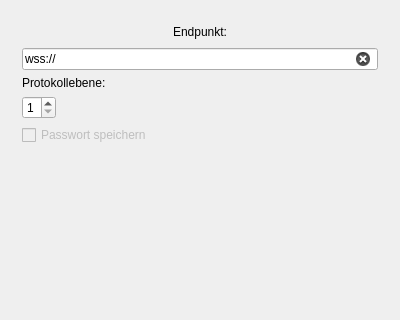
Before: the Qt Designer form Dialoge/DlgHaupt.ui in QAlarm/Klient, drawn with Qt 5; both pictures show x 0 to 400 and y 0 to 320 of the 400 by 473 pixel window.
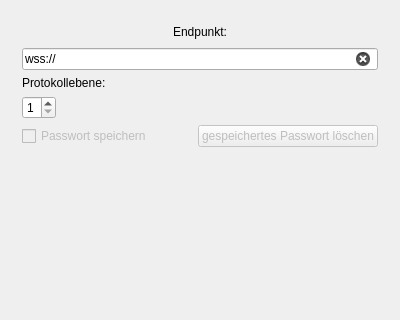
After: the same form once the commit is applied. The open tabs and pages were chosen to show the change.

Commit message: - Das gespeicherte Passwort kann jetzt auch gelöscht werden.

Patch:
```diff
--- a/Dialoge/DlgHaupt.ui
+++ b/Dialoge/DlgHaupt.ui
@@ -231,6 +231,8 @@
          </layout>
         </item>
         <item>
+         <layout class="QHBoxLayout" name="horizontalLayout_4">
+          <item>
          <widget class="QCheckBox" name="cbPasswortSpeichern">
           <property name="enabled">
            <bool>false</bool>
@@ -239,6 +241,31 @@
            <string>Passwort speichern</string>
           </property>
          </widget>
+          </item>
+          <item>
+           <spacer name="horizontalSpacer_7">
+            <property name="orientation">
+             <enum>Qt::Horizontal</enum>
+            </property>
+            <property name="sizeHint" stdset="0">
+             <size>
+              <width>40</width>
+              <height>20</height>
+             </size>
+            </property>
+           </spacer>
+          </item>
+          <item>
+           <widget class="QPushButton" name="sfPasswortLoeschen">
+            <property name="enabled">
+             <bool>false</bool>
+            </property>
+            <property name="text">
+             <string>gespeichertes Passwort löschen</string>
+            </property>
+           </widget>
+          </item>
+         </layout>
         </item>
         <item>
          <spacer name="verticalSpacer_2">
```
Lines whose indentation alone changed are shown as unchanged. The commit also changes 8 other files.
